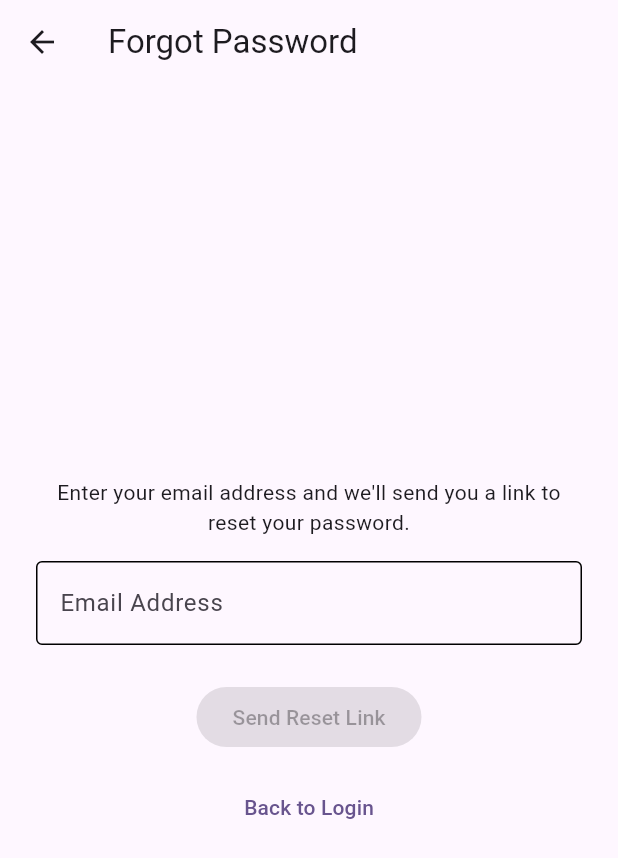
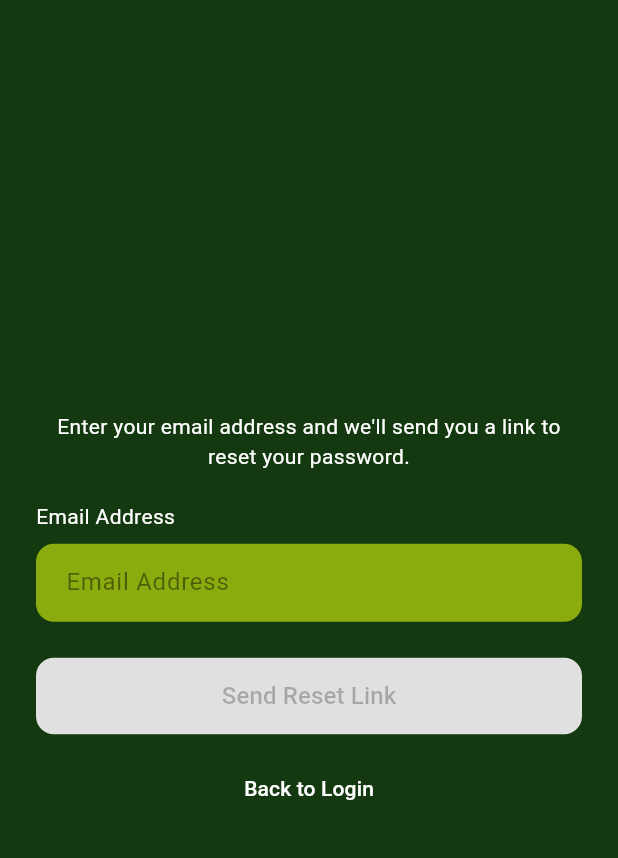
Before and after one commit to Ayloonah/POOSD-Cartridge, a Flutter app: the ForgotPasswordScreen screen opened directly, on a phone screen of 412 x 824 dp. Shown: the top 858 px of the screen. Run offline on Flutter 3.47's test engine with Material 3 defaults, Android fonts, the phone set to English and light mode, and no system bars; our stand-ins replace google_fonts, shared_preferences; accounts and stored records are empty.

Commit message:
updated styling for forgot pw

```diff
--- a/mobile/lib/main.dart
+++ b/mobile/lib/main.dart
@@ -1,5 +1,6 @@
 import 'package:flutter/material.dart';
 import 'package:flutter_web_plugins/url_strategy.dart';
+import 'package:mobile/screens/forgot_pw_screen.dart';
 import 'package:mobile/screens/home_screen.dart';
 import 'package:mobile/screens/main_nav_screen.dart';
 import 'package:provider/provider.dart';
@@ -40,7 +41,7 @@ class MyApp extends StatelessWidget {
         }
         //return MaterialPageRoute(builder: (context) => const AuthGate());
         return MaterialPageRoute(
-          builder: (context) => const MainNavScreen(),
+          builder: (context) => const ForgotPasswordScreen(),
         ); // Change AuthGate()); to whatever screen you wanna test out and comment out the previous line for testing
       },
     );
--- a/mobile/lib/screens/forgot_pw_screen.dart
+++ b/mobile/lib/screens/forgot_pw_screen.dart
@@ -1,5 +1,7 @@
 import 'package:flutter/material.dart';
 import 'dart:async';
+import 'package:google_fonts/google_fonts.dart';
+import 'package:mobile/constants/app_colors.dart';
 import '../services/api_service.dart';
 import 'login_screen.dart';
 
@@ -11,11 +13,9 @@ class ForgotPasswordScreen extends StatefulWidget {
 }
 
 class _ForgotPasswordScreenState extends State<ForgotPasswordScreen> {
-  // Reads user input and manages it
   final _emailController = TextEditingController();
   final _emailFocusNode = FocusNode();
 
-  // Set up listeners for the email format check
   @override
   void initState() {
     super.initState();
@@ -23,12 +23,10 @@ class _ForgotPasswordScreenState extends State<ForgotPasswordScreen> {
     _emailFocusNode.addListener(_validateEmailOnBlur);
   }
 
-  // Listener to check for changes in the form
   void _onFieldChanged() {
     setState(() {});
   }
 
-  // Make sure the email uses a valid email pattern (something@email.com)
   void _validateEmailOnBlur() {
     if (!_emailFocusNode.hasFocus && _emailController.text.isNotEmpty) {
       setState(() {
@@ -42,7 +40,6 @@ class _ForgotPasswordScreenState extends State<ForgotPasswordScreen> {
     }
   }
 
-  // Called automatically when screen is destroyed
   @override
   void dispose() {
     _emailController.removeListener(_onFieldChanged);
@@ -60,13 +57,11 @@ class _ForgotPasswordScreenState extends State<ForgotPasswordScreen> {
   int _cooldownSeconds = 0;
   Timer? _cooldownTimer;
 
-  // Checking if the form is ready to send yet or not
   bool _isFormValid() {
     return _emailController.text.isNotEmpty &&
         RegExp(r'^[\w\.-]+@[\w\.-]+\.\w+$').hasMatch(_emailController.text);
   }
 
-  // Forgot password logic, API interaction
   Future<void> _handleSubmit() async {
     setState(() {
       _isLoading = true;
@@ -79,10 +74,8 @@ class _ForgotPasswordScreenState extends State<ForgotPasswordScreen> {
         'email': _emailController.text,
       });
 
-      // If widget no longer on screen, leave
       if (!mounted) return;
 
-      // Don't reveal whether the email is registered either way
       if (response.statusCode == 200) {
         setState(() {
           _submitted = true;
@@ -98,7 +91,6 @@ class _ForgotPasswordScreenState extends State<ForgotPasswordScreen> {
         _errorMessage = 'Something went wrong. Please try again.';
       });
     } finally {
-      // If widget no longer on screen, skip this
       if (mounted) {
         setState(() {
           _isLoading = false;
@@ -133,20 +125,22 @@ class _ForgotPasswordScreenState extends State<ForgotPasswordScreen> {
     });
   }
 
-  // Screen contents
   @override
   Widget build(BuildContext context) {
     return Scaffold(
-      appBar: AppBar(title: const Text('Forgot Password')),
-      body: Padding(
+      backgroundColor: AppColors.darkGreen,
+      body: SafeArea(
+        child: Padding(
           padding: const EdgeInsets.all(24.0),
           child: Column(
             mainAxisAlignment: MainAxisAlignment.center,
+            crossAxisAlignment: CrossAxisAlignment.stretch,
             children: _submitted
                 ? [
-                  const Text(
+                    Text(
                       'If an account exists for that email, a password reset link has been sent.',
                       textAlign: TextAlign.center,
+                      style: GoogleFonts.roboto(color: AppColors.textLight),
                     ),
                     const SizedBox(height: 16),
                     if (_errorMessage != null)
@@ -154,43 +148,82 @@ class _ForgotPasswordScreenState extends State<ForgotPasswordScreen> {
                         padding: const EdgeInsets.only(bottom: 16),
                         child: Text(
                           _errorMessage!,
-                        style: const TextStyle(color: Colors.red),
+                          textAlign: TextAlign.center,
+                          style: GoogleFonts.roboto(color: Colors.red),
                         ),
                       ),
                     ElevatedButton(
-                    onPressed: (_isLoading || _cooldownSeconds > 0) ? null : _handleSubmit,
+                      style: ElevatedButton.styleFrom(
+                        backgroundColor: const Color(0xFFE0E0E0),
+                        disabledBackgroundColor: const Color(0xFFE0E0E0),
+                        foregroundColor: Colors.black54,
+                        disabledForegroundColor: Colors.black26,
+                        padding: const EdgeInsets.symmetric(vertical: 14),
+                        shape: RoundedRectangleBorder(
+                          borderRadius: BorderRadius.circular(12),
+                        ),
+                      ),
+                      onPressed: (_isLoading || _cooldownSeconds > 0)
+                          ? null
+                          : _handleSubmit,
                       child: _isLoading
                           ? const SizedBox(
                               height: 20,
                               width: 20,
                               child: CircularProgressIndicator(strokeWidth: 2),
                             )
-                        : Text(_cooldownSeconds > 0
+                          : Text(
+                              _cooldownSeconds > 0
                                   ? 'Resend in ${_cooldownSeconds}s'
-                            : 'Resend Reset Link'),
+                                  : 'Resend Reset Link',
+                              style: GoogleFonts.roboto(fontSize: 16),
+                            ),
                     ),
                     const SizedBox(height: 12),
-                  TextButton(
+                    Center(
+                      child: TextButton(
                         onPressed: _backToLogin,
-                    child: const Text('Back to Login'),
+                        child: Text(
+                          'Back to Login',
+                          style: GoogleFonts.roboto(color: AppColors.textLight),
+                        ),
+                      ),
                     ),
                   ]
                 : [
-                  const Text(
+                    Text(
                       'Enter your email address and we\'ll send you a link to reset your password.',
                       textAlign: TextAlign.center,
+                      style: GoogleFonts.roboto(color: AppColors.textLight),
                     ),
-                  const SizedBox(height: 16),
+                    const SizedBox(height: 20),
+                    Align(
+                      alignment: Alignment.centerLeft,
+                      child: Text(
+                        'Email Address',
+                        style: GoogleFonts.roboto(
+                          color: AppColors.textLight,
+                          fontSize: 14,
+                        ),
+                      ),
+                    ),
+                    const SizedBox(height: 8),
                     TextField(
                       controller: _emailController,
                       focusNode: _emailFocusNode,
+                      style: GoogleFonts.roboto(color: Colors.black87),
                       decoration: InputDecoration(
-                      labelText: 'Email Address',
-                      border: const OutlineInputBorder(),
-                      enabledBorder: OutlineInputBorder(
-                        borderSide: BorderSide(
-                          color: _emailFormatError != null ? Colors.red : Colors.black,
+                        hintText: 'Email Address',
+                        hintStyle: GoogleFonts.roboto(color: Colors.black45),
+                        filled: true,
+                        fillColor: AppColors.lightGreen,
+                        contentPadding: const EdgeInsets.symmetric(
+                          horizontal: 16,
+                          vertical: 14,
                         ),
+                        border: OutlineInputBorder(
+                          borderRadius: BorderRadius.circular(12),
+                          borderSide: BorderSide.none,
                         ),
                         errorText: _emailFormatError,
                       ),
@@ -199,25 +232,47 @@ class _ForgotPasswordScreenState extends State<ForgotPasswordScreen> {
                     if (_errorMessage != null)
                       Text(
                         _errorMessage!,
-                      style: const TextStyle(color: Colors.red),
+                        textAlign: TextAlign.center,
+                        style: GoogleFonts.roboto(color: Colors.red),
                       ),
                     const SizedBox(height: 8),
                     ElevatedButton(
-                    onPressed: (_isLoading || !_isFormValid()) ? null : _handleSubmit,
+                      style: ElevatedButton.styleFrom(
+                        backgroundColor: const Color(0xFFE0E0E0),
+                        disabledBackgroundColor: const Color(0xFFE0E0E0),
+                        foregroundColor: Colors.black54,
+                        disabledForegroundColor: Colors.black26,
+                        padding: const EdgeInsets.symmetric(vertical: 14),
+                        shape: RoundedRectangleBorder(
+                          borderRadius: BorderRadius.circular(12),
+                        ),
+                      ),
+                      onPressed: (_isLoading || !_isFormValid())
+                          ? null
+                          : _handleSubmit,
                       child: _isLoading
                           ? const SizedBox(
                               height: 20,
                               width: 20,
                               child: CircularProgressIndicator(strokeWidth: 2),
                             )
-                        : const Text('Send Reset Link'),
+                          : Text(
+                              'Send Reset Link',
+                              style: GoogleFonts.roboto(fontSize: 16),
+                            ),
                     ),
                     const SizedBox(height: 12),
-                  TextButton(
+                    Center(
+                      child: TextButton(
                         onPressed: _backToLogin,
-                    child: const Text('Back to Login'),
+                        child: Text(
+                          'Back to Login',
+                          style: GoogleFonts.roboto(color: AppColors.textLight),
+                        ),
+                      ),
                     ),
                   ],
+          ),
         ),
       ),
     );
```
Lines whose indentation alone changed are shown as unchanged.
